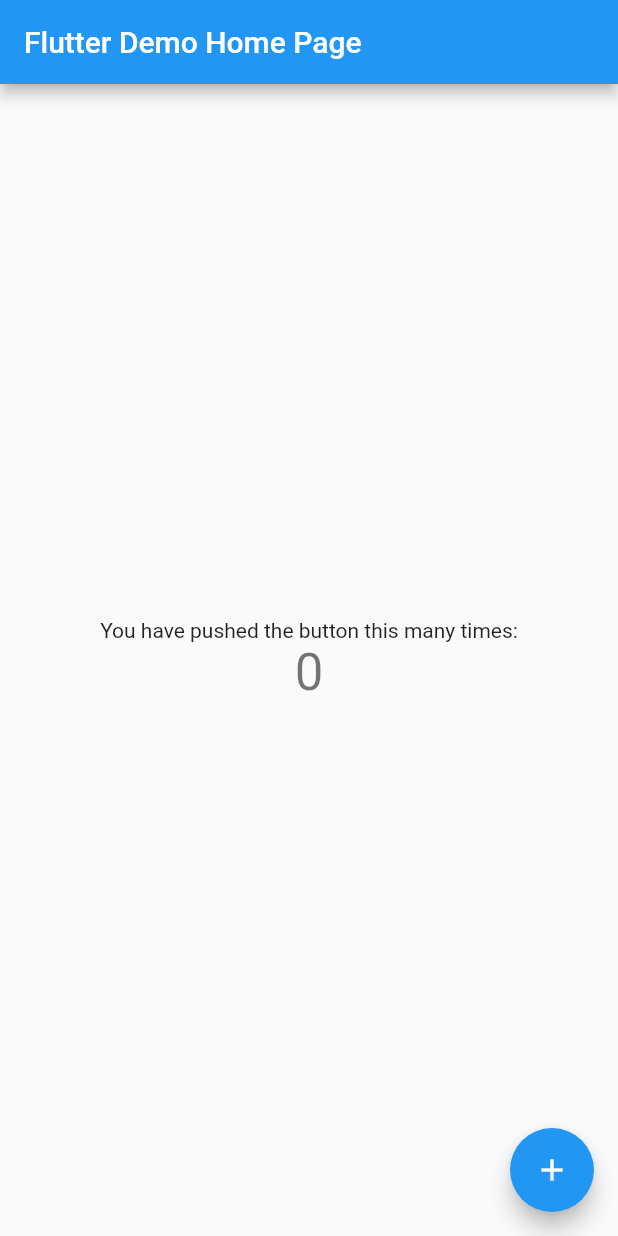
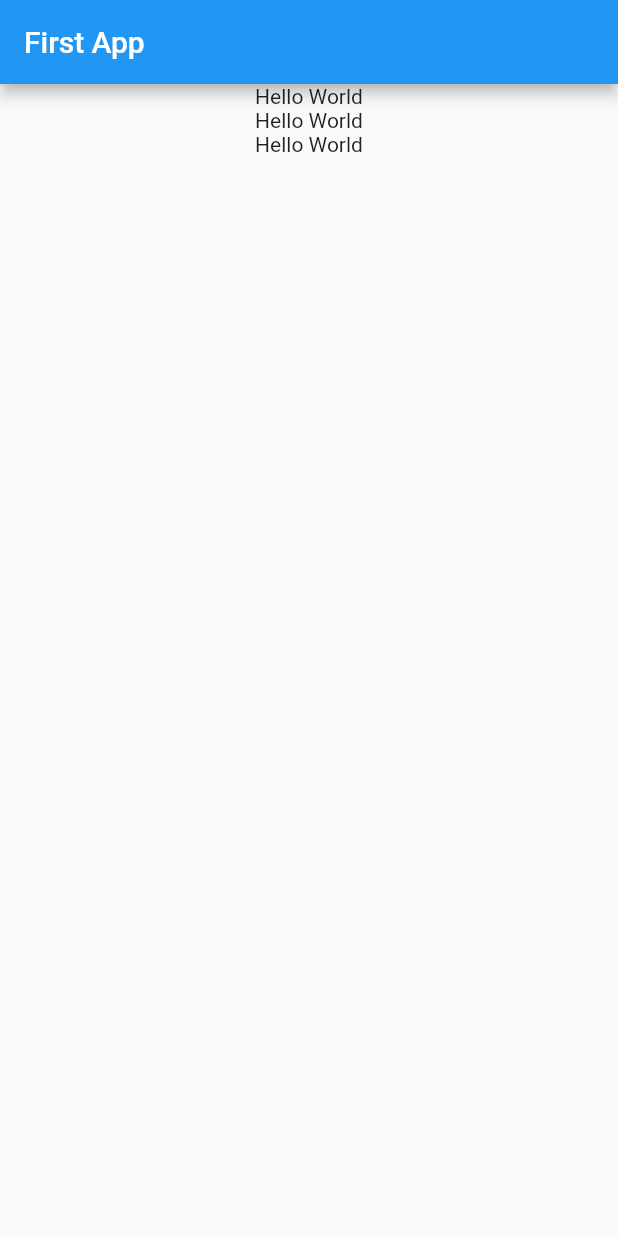
Before and after one commit to sonG1031/flutter_study, a Flutter app: the screen it shows after launch, on a phone screen of 412 x 824 dp. Run offline on Flutter 3.47's test engine with Material 2 defaults, Android fonts, the phone set to English and light mode, and no system bars.

Commit message:
2022/04/19
플러터 앱페이지 기본 코드 이해

```diff
--- a/lib/main.dart
+++ b/lib/main.dart
@@ -1,115 +1,36 @@
-import 'package:flutter/material.dart';
+import "package:flutter/material.dart";
 
-void main() {
-  runApp(const MyApp());
-}
+void main() => runApp(MyApp());
 
 class MyApp extends StatelessWidget {
-  const MyApp({Key? key}) : super(key: key);
-
-  // This widget is the root of your application.
   @override
   Widget build(BuildContext context) {
     return MaterialApp(
-      title: 'Flutter Demo',
+      title: 'First App',
       theme: ThemeData(
-        // This is the theme of your application.
-        //
-        // Try running your application with "flutter run". You'll see the
-        // application has a blue toolbar. Then, without quitting the app, try
-        // changing the primarySwatch below to Colors.green and then invoke
-        // "hot reload" (press "r" in the console where you ran "flutter run",
-        // or simply save your changes to "hot reload" in a Flutter IDE).
-        // Notice that the counter didn't reset back to zero; the application
-        // is not restarted.
-        primarySwatch: Colors.blue,
+        primarySwatch: Colors.blue
       ),
-      home: const MyHomePage(title: 'Flutter Demo Home Page'),
+      home: MyHomePage(),
     );
   }
 }
 
-class MyHomePage extends StatefulWidget {
-  const MyHomePage({Key? key, required this.title}) : super(key: key);
-
-  // This widget is the home page of your application. It is stateful, meaning
-  // that it has a State object (defined below) that contains fields that affect
-  // how it looks.
-
-  // This class is the configuration for the state. It holds the values (in this
-  // case the title) provided by the parent (in this case the App widget) and
-  // used by the build method of the State. Fields in a Widget subclass are
-  // always marked "final".
-
-  final String title;
-
-  @override
-  State<MyHomePage> createState() => _MyHomePageState();
-}
-
-class _MyHomePageState extends State<MyHomePage> {
-  int _counter = 0;
-
-  void _incrementCounter() {
-    setState(() {
-      // This call to setState tells the Flutter framework that something has
-      // changed in this State, which causes it to rerun the build method below
-      // so that the display can reflect the updated values. If we changed
-      // _counter without calling setState(), then the build method would not be
-      // called again, and so nothing would appear to happen.
-      _counter++;
-    });
-  }
-
+class MyHomePage extends StatelessWidget {
   @override
   Widget build(BuildContext context) {
-    // This method is rerun every time setState is called, for instance as done
-    // by the _incrementCounter method above.
-    //
-    // The Flutter framework has been optimized to make rerunning build methods
-    // fast, so that you can just rebuild anything that needs updating rather
-    // than having to individually change instances of widgets.
     return Scaffold(
       appBar: AppBar(
-        // Here we take the value from the MyHomePage object that was created by
-        // the App.build method, and use it to set our appbar title.
-        title: Text(widget.title),
+        title: Text("First App"),
       ),
       body: Center(
-        // Center is a layout widget. It takes a single child and positions it
-        // in the middle of the parent.
         child: Column(
-          // Column is also a layout widget. It takes a list of children and
-          // arranges them vertically. By default, it sizes itself to fit its
-          // children horizontally, and tries to be as tall as its parent.
-          //
-          // Invoke "debug painting" (press "p" in the console, choose the
-          // "Toggle Debug Paint" action from the Flutter Inspector in Android
-          // Studio, or the "Toggle Debug Paint" command in Visual Studio Code)
-          // to see the wireframe for each widget.
-          //
-          // Column has various properties to control how it sizes itself and
-          // how it positions its children. Here we use mainAxisAlignment to
-          // center the children vertically; the main axis here is the vertical
-          // axis because Columns are vertical (the cross axis would be
-          // horizontal).
-          mainAxisAlignment: MainAxisAlignment.center,
-          children: <Widget>[
-            const Text(
-              'You have pushed the button this many times:',
-            ),
-            Text(
-              '$_counter',
-              style: Theme.of(context).textTheme.headline4,
-            ),
+          children: [
+            Text("Hello World"),
+            Text("Hello World"),
+            Text("Hello World")
           ],
         ),
       ),
-      floatingActionButton: FloatingActionButton(
-        onPressed: _incrementCounter,
-        tooltip: 'Increment',
-        child: const Icon(Icons.add),
-      ), // This trailing comma makes auto-formatting nicer for build methods.
     );
   }
 }
```
Also changed, not shown: 1 other file.
